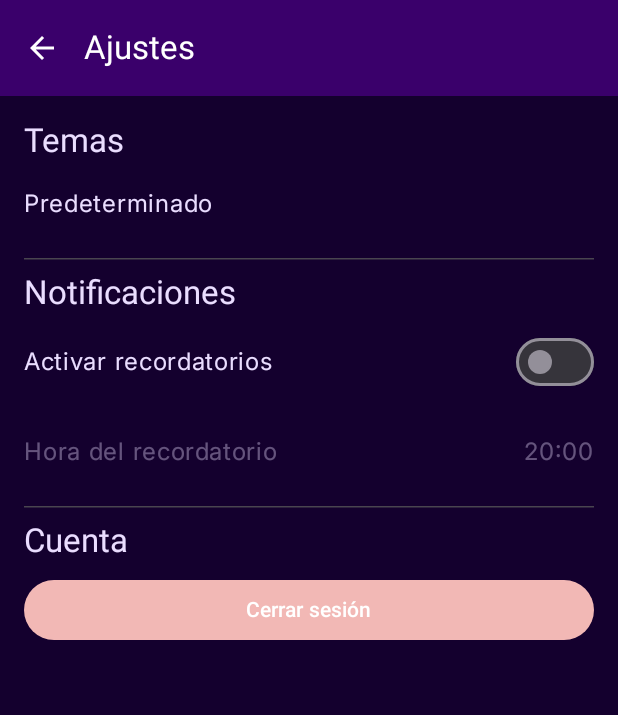
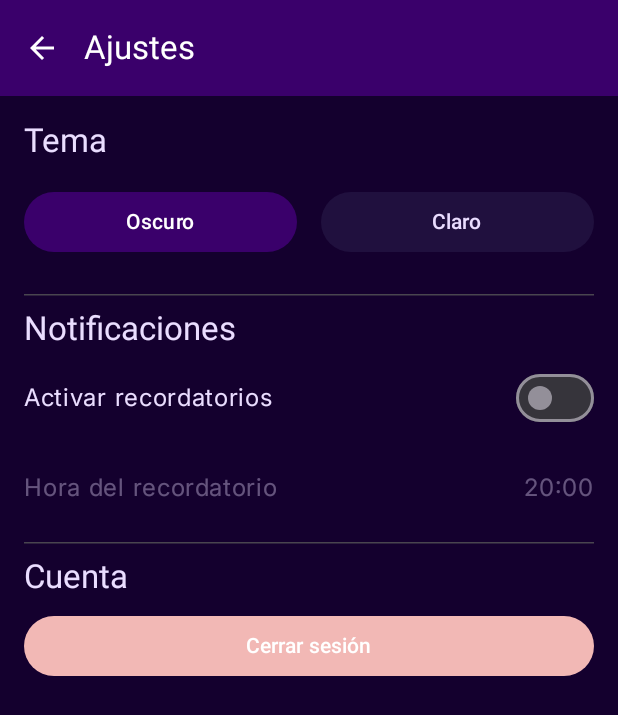
Before and after one commit to 4mnesia/NutriFeliz, an Android app built with Jetpack Compose: the SettingsScreen screen opened through its navigation route, on a phone screen of 412 x 824 dp. Shown: the top 715 px of the screen. Run offline under Robolectric (Android 15) with nearby library versions, the phone set to English and light mode, and no system bars.

Commit message:
cambio tema
Cambio del diseño de cambiar color

```diff
--- a/app/src/main/java/com/example/nutriapp/ui/screen/SettingsScreen.kt
+++ b/app/src/main/java/com/example/nutriapp/ui/screen/SettingsScreen.kt
@@ -10,7 +10,6 @@ import androidx.activity.result.contract.ActivityResultContracts
 import androidx.compose.foundation.background
 import androidx.compose.foundation.clickable
 import androidx.compose.foundation.layout.Arrangement
-import androidx.compose.foundation.layout.Box
 import androidx.compose.foundation.layout.Column
 import androidx.compose.foundation.layout.Row
 import androidx.compose.foundation.layout.Spacer
@@ -23,8 +22,6 @@ import androidx.compose.material.icons.automirrored.filled.ArrowBack
 import androidx.compose.material3.AlertDialog
 import androidx.compose.material3.Button
 import androidx.compose.material3.ButtonDefaults
-import androidx.compose.material3.DropdownMenu
-import androidx.compose.material3.DropdownMenuItem
 import androidx.compose.material3.ExperimentalMaterial3Api
 import androidx.compose.material3.HorizontalDivider
 import androidx.compose.material3.Icon
@@ -69,7 +66,6 @@ fun SettingsScreen(
     val prefs = remember { NotificationPreferences(context) }
     val alarmScheduler = remember { AlarmScheduler(context) }
 
-    var expanded by remember { mutableStateOf(false) }
     var showTimePicker by remember { mutableStateOf(false) }
     var showExactAlarmDialog by remember { mutableStateOf(false) }
 
@@ -151,40 +147,35 @@ fun SettingsScreen(
                 .padding(paddingValues)
                 .padding(16.dp)
         ) {
-            // Sección de Temas
-            Text("Temas", style = MaterialTheme.typography.titleLarge, color = MaterialTheme.colorScheme.onBackground)
-            Box {
-                Row(
-                    modifier = Modifier
-                        .fillMaxWidth()
-                        .clickable { expanded = true }
-                        .padding(vertical = 16.dp),
-                    horizontalArrangement = Arrangement.SpaceBetween,
-                    verticalAlignment = Alignment.CenterVertically
+            // Sección de Tema
+            Text("Tema", style = MaterialTheme.typography.titleLarge, color = MaterialTheme.colorScheme.onBackground)
+            Spacer(modifier = Modifier.height(16.dp))
+            Row(
+                modifier = Modifier.fillMaxWidth(),
+                horizontalArrangement = Arrangement.spacedBy(16.dp)
+            ) {
+                Button(
+                    onClick = { setColorProfile(ColorProfile.PREDETERMINADO) },
+                    modifier = Modifier.weight(1f),
+                    colors = ButtonDefaults.buttonColors(
+                        containerColor = if (colorProfile == ColorProfile.PREDETERMINADO) MaterialTheme.colorScheme.primary else MaterialTheme.colorScheme.surface,
+                        contentColor = if (colorProfile == ColorProfile.PREDETERMINADO) MaterialTheme.colorScheme.onPrimary else MaterialTheme.colorScheme.onSurface
+                    )
                 ) {
-                    Text(text = if (colorProfile == ColorProfile.PREDETERMINADO) "Predeterminado" else "Rosa", color = MaterialTheme.colorScheme.onBackground)
+                    Text("Oscuro")
                 }
-                DropdownMenu(
-                    expanded = expanded,
-                    onDismissRequest = { expanded = false },
-                    modifier = Modifier.background(MaterialTheme.colorScheme.surface)
+                Button(
+                    onClick = { setColorProfile(ColorProfile.ROSA) },
+                    modifier = Modifier.weight(1f),
+                    colors = ButtonDefaults.buttonColors(
+                        containerColor = if (colorProfile == ColorProfile.ROSA) MaterialTheme.colorScheme.primary else MaterialTheme.colorScheme.surface,
+                        contentColor = if (colorProfile == ColorProfile.ROSA) MaterialTheme.colorScheme.onPrimary else MaterialTheme.colorScheme.onSurface
+                    )
                 ) {
-                    DropdownMenuItem(
-                        text = { Text("Predeterminado", color = MaterialTheme.colorScheme.onSurface) },
-                        onClick = {
-                            setColorProfile(ColorProfile.PREDETERMINADO)
-                            expanded = false
-                        }
-                    )
-                    DropdownMenuItem(
-                        text = { Text("Rosa", color = MaterialTheme.colorScheme.onSurface) },
-                        onClick = {
-                            setColorProfile(ColorProfile.ROSA)
-                            expanded = false
-                        }
-                    )
+                    Text("Claro")
                 }
             }
+            Spacer(modifier = Modifier.height(16.dp))
 
             HorizontalDivider(modifier = Modifier.padding(vertical = 8.dp))
 
```
